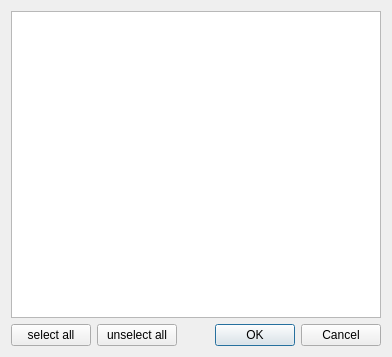
This is src/ui/qgsorganizetablecolumnsdialog.ui in carsmie/QGIS as Qt 5 draws it before an edit. The edited form follows.
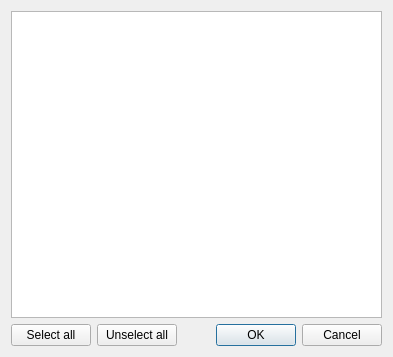
This is the edited form.

Commit message: Cosmetic fixups to organize table columns dialog

```diff
--- a/src/ui/qgsorganizetablecolumnsdialog.ui
+++ b/src/ui/qgsorganizetablecolumnsdialog.ui
@@ -6,7 +6,7 @@
    <rect>
     <x>0</x>
     <y>0</y>
-    <width>392</width>
+    <width>393</width>
     <height>357</height>
    </rect>
   </property>
@@ -27,7 +27,7 @@
    <item row="2" column="0">
     <widget class="QPushButton" name="mShowAllButton">
      <property name="text">
-      <string>select all</string>
+      <string>Select all</string>
      </property>
     </widget>
    </item>
@@ -44,7 +44,7 @@
    <item row="2" column="1">
     <widget class="QPushButton" name="mHideAllButton">
      <property name="text">
-      <string>unselect all</string>
+      <string>Unselect all</string>
      </property>
     </widget>
    </item>
```
Left out of the diff: 2 changed lines with no effect on the pictures. The commit also changes 4 other files.
